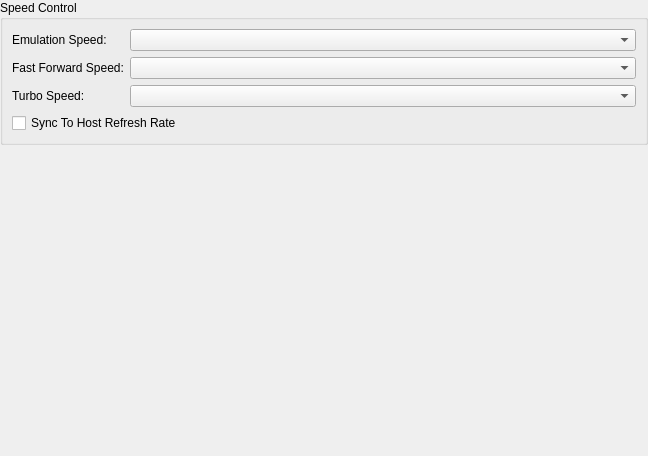
kofxi3584karlayang/duckstation, file src/duckstation-qt/emulationsettingswidget.ui: the form before one commit.
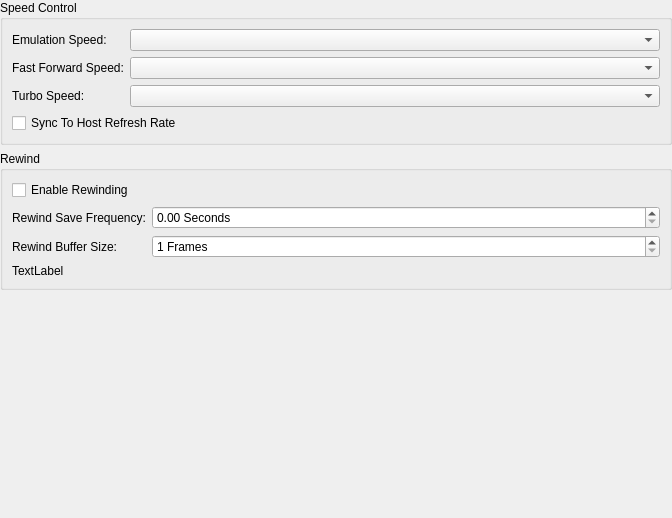
The form after the commit.

Commit message: Qt: Add settings for rewind

Diff of the .ui file:
```diff
--- a/src/duckstation-qt/emulationsettingswidget.ui
+++ b/src/duckstation-qt/emulationsettingswidget.ui
@@ -6,8 +6,8 @@
    <rect>
     <x>0</x>
     <y>0</y>
-    <width>648</width>
-    <height>456</height>
+    <width>672</width>
+    <height>518</height>
    </rect>
   </property>
   <property name="windowTitle">
@@ -72,6 +72,72 @@
      </layout>
     </widget>
    </item>
+   <item>
+    <widget class="QGroupBox" name="groupBox">
+     <property name="title">
+      <string>Rewind</string>
+     </property>
+     <layout class="QFormLayout" name="formLayout">
+      <item row="0" column="0" colspan="2">
+       <widget class="QCheckBox" name="rewindEnable">
+        <property name="text">
+         <string>Enable Rewinding</string>
+        </property>
+       </widget>
+      </item>
+      <item row="1" column="0">
+       <widget class="QLabel" name="label_2">
+        <property name="text">
+         <string>Rewind Save Frequency:</string>
+        </property>
+       </widget>
+      </item>
+      <item row="1" column="1">
+       <widget class="QDoubleSpinBox" name="rewindSaveFrequency">
+        <property name="suffix">
+         <string> Seconds</string>
+        </property>
+        <property name="maximum">
+         <double>3600.000000000000000</double>
+        </property>
+        <property name="singleStep">
+         <double>0.100000000000000</double>
+        </property>
+       </widget>
+      </item>
+      <item row="2" column="0">
+       <widget class="QLabel" name="label">
+        <property name="text">
+         <string>Rewind Buffer Size:</string>
+        </property>
+       </widget>
+      </item>
+      <item row="2" column="1">
+       <widget class="QSpinBox" name="rewindSaveSlots">
+        <property name="suffix">
+         <string> Frames</string>
+        </property>
+        <property name="minimum">
+         <number>1</number>
+        </property>
+        <property name="maximum">
+         <number>10000</number>
+        </property>
+       </widget>
+      </item>
+      <item row="3" column="0" colspan="2">
+       <widget class="QLabel" name="rewindSummary">
+        <property name="text">
+         <string>TextLabel</string>
+        </property>
+        <property name="wordWrap">
+         <bool>true</bool>
+        </property>
+       </widget>
+      </item>
+     </layout>
+    </widget>
+   </item>
    <item>
     <spacer name="verticalSpacer">
      <property name="orientation">
```
The commit also changes 2 other files.
